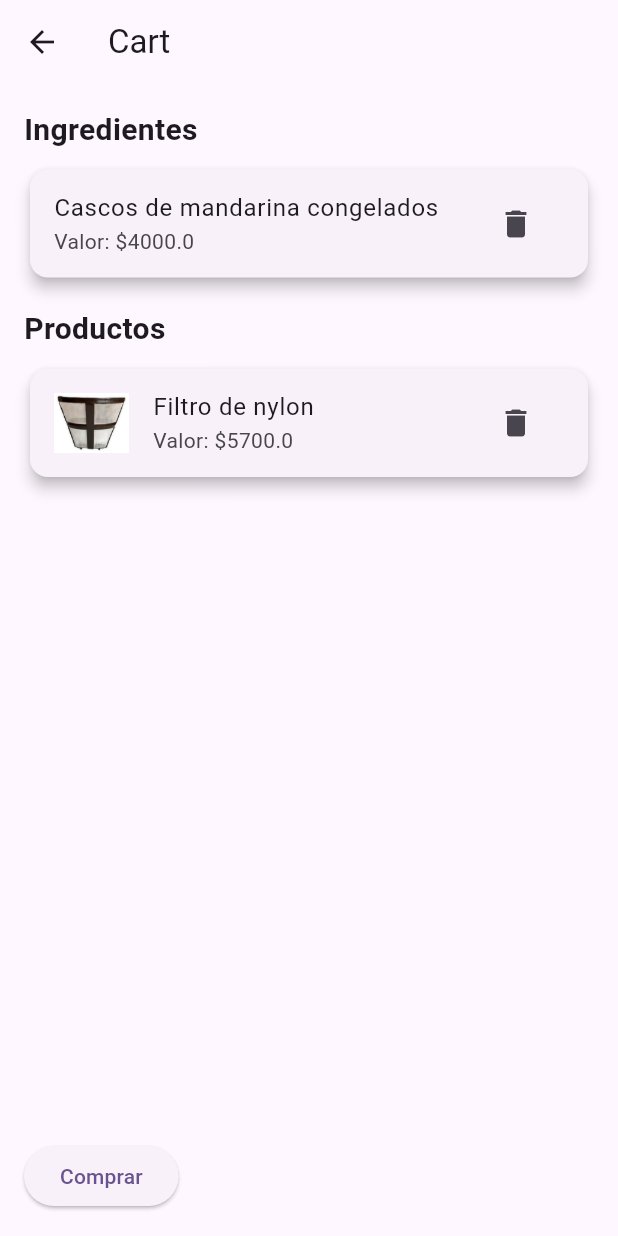
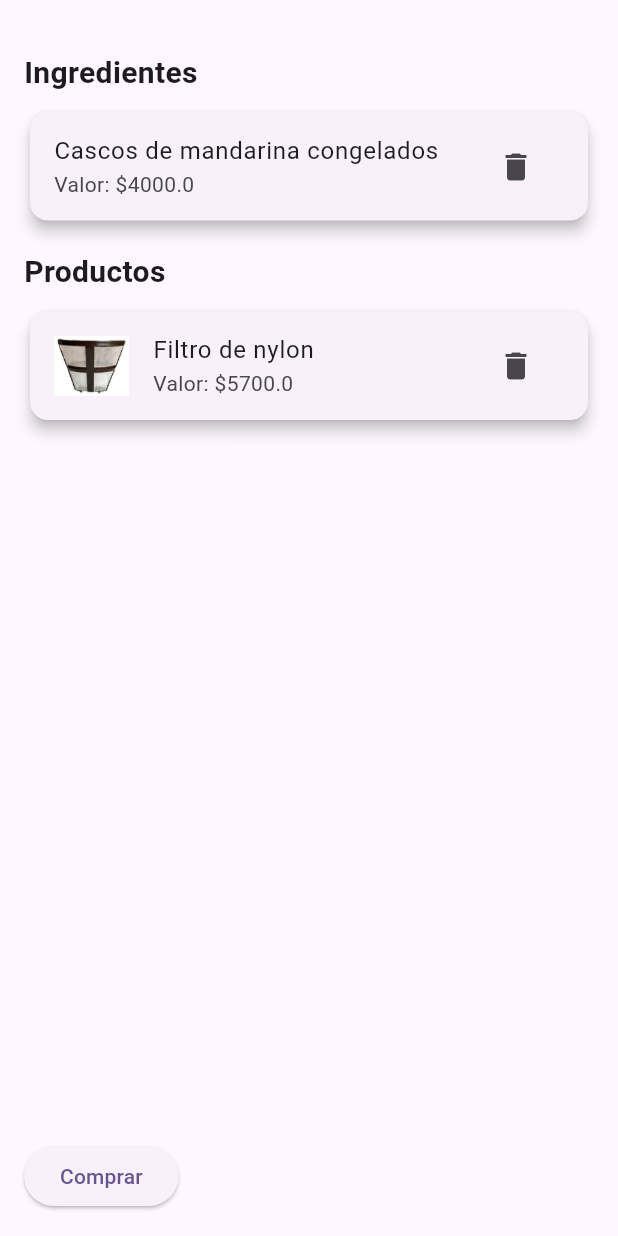
Before and after one commit to Kmilop21/CoffeeBook, a Flutter app: the CartPage screen opened directly, on a phone screen of 412 x 824 dp. Run offline on Flutter 3.47's test engine with Material 3 defaults, Android fonts, the light colour scheme and no system bars; our stand-ins replace flutter_svg, image_picker.

Commit message:
pequeños ajustes

```diff
--- a/lib/pages/cart_page.dart
+++ b/lib/pages/cart_page.dart
@@ -41,14 +41,12 @@ class CartPage extends StatelessWidget {
   @override
   Widget build(BuildContext context) {
     return Scaffold(
-      appBar: AppBar(
-        title: const Text('Cart'),
-      ),
       body: Padding(
         padding: const EdgeInsets.all(16.0),
         child: Column(
           crossAxisAlignment: CrossAxisAlignment.start,
           children: [
+            const SizedBox(height: 18),
             const Text(
               'Ingredientes',
               style: TextStyle(fontSize: 20, fontWeight: FontWeight.bold),
```
Also changed, not shown: DiagramaUML.png (added).
